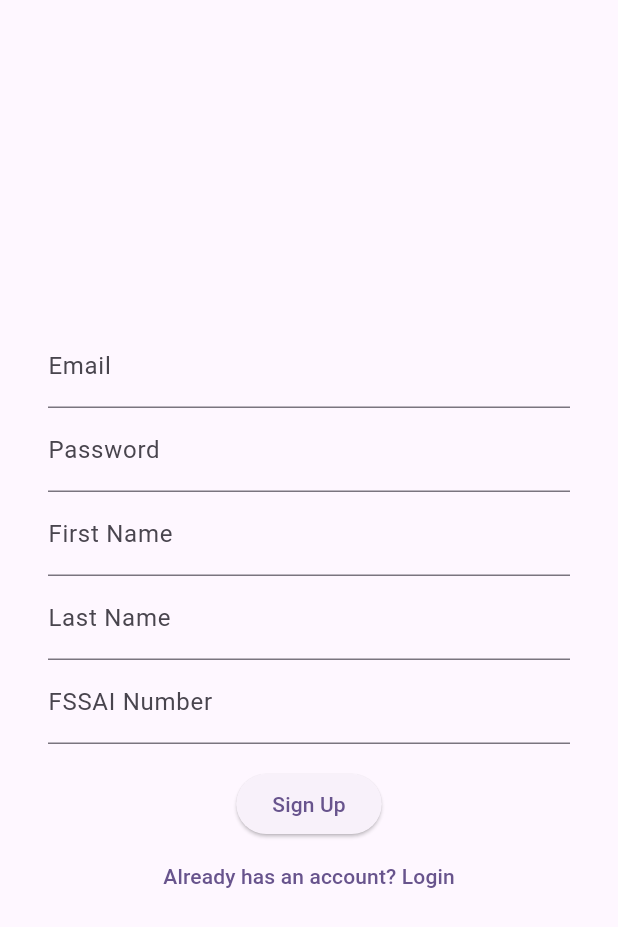
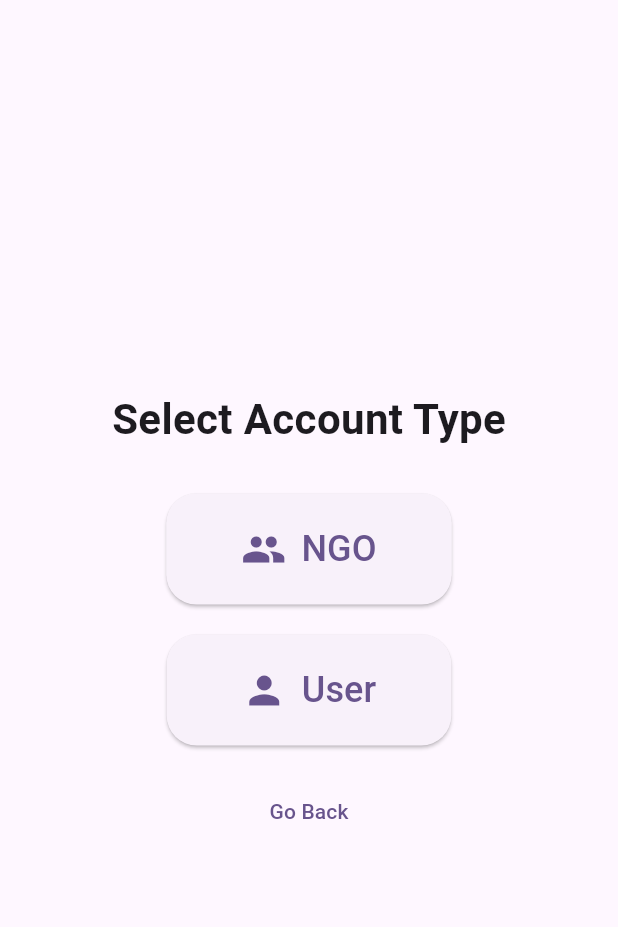
Before and after one commit to Arya-Nandakumar/AnnaHasta, a Flutter app: the screen it shows after launch, after a tap on "Sign up", on a phone screen of 412 x 824 dp. Shown: the top 927 px of the screen. Run offline on Flutter 3.47's test engine with Material 2 defaults, Android fonts, the light colour scheme and no system bars; our stand-ins replace cloud_firestore, firebase_auth, firebase_core, fluttertoast, quickalert and 1 more; missing offline and left inert: dart:ffi; accounts and stored records are empty.

Commit message:
Implemented User Types & Made Icon Adaptive

```diff
--- /dev/null
+++ b/lib/Screens/common/dec_signup.dart
@@ -0,0 +1,100 @@
+import 'package:flutter/material.dart';
+import 'package:annahasta/Screens/ngo/signup.dart';
+import 'package:annahasta/Screens/user/signup.dart';
+import 'package:annahasta/Screens/common/login.dart';
+
+class DSignUpPage extends StatelessWidget {
+  @override
+  Widget build(BuildContext context) {
+    return Scaffold(
+      body: Center(
+        child: Column(
+          mainAxisAlignment: MainAxisAlignment.center,
+          children: [
+            Text(
+              'Select Account Type',
+              style: TextStyle(fontSize: 28, fontWeight: FontWeight.bold),
+            ),
+            SizedBox(height: 30),
+            ElevatedButton(
+              onPressed: () {
+                 Navigator.pushReplacement(
+                    context,
+                    PageRouteBuilder(
+                      pageBuilder: (context, animation1, animation2) =>
+                          SignUpPage(),
+                      transitionDuration: Duration.zero,
+                      reverseTransitionDuration: Duration.zero,
+                    ),
+                  );
+              },
+              style: ElevatedButton.styleFrom(
+                shape: RoundedRectangleBorder(
+                  borderRadius: BorderRadius.circular(20.0),
+                ),
+                padding: EdgeInsets.symmetric(horizontal: 50, vertical: 20),
+              ),
+              child: Row(
+                mainAxisSize: MainAxisSize.min,
+                children: [
+                  Icon(Icons.group, size: 30),
+                  SizedBox(width: 10),
+                  Text(
+                    'NGO',
+                    style: TextStyle(fontSize: 24),
+                  ),
+                ],
+              ),
+            ),
+            SizedBox(height: 20),
+            ElevatedButton(
+              onPressed: () {
+                 Navigator.pushReplacement(
+                    context,
+                    PageRouteBuilder(
+                      pageBuilder: (context, animation1, animation2) =>
+                          SignUpPageU(),
+                      transitionDuration: Duration.zero,
+                      reverseTransitionDuration: Duration.zero,
+                    ),
+                  );
+              },
+              style: ElevatedButton.styleFrom(
+                shape: RoundedRectangleBorder(
+                  borderRadius: BorderRadius.circular(20.0),
+                ),
+                padding: EdgeInsets.symmetric(horizontal: 50, vertical: 20),
+              ),
+              child: Row(
+                mainAxisSize: MainAxisSize.min,
+                children: [
+                  Icon(Icons.person, size: 30),
+                  SizedBox(width: 10),
+                  Text(
+                    'User',
+                    style: TextStyle(fontSize: 24),
+                  ),
+                ],
+              ),
+            ),
+                        SizedBox(height: 20),
+            TextButton(
+                onPressed: () {
+                  Navigator.pushReplacement(
+                    context,
+                    PageRouteBuilder(
+                      pageBuilder: (context, animation1, animation2) =>
+                          SignInPage(),
+                      transitionDuration: Duration.zero,
+                      reverseTransitionDuration: Duration.zero,
+                    ),
+                  );
+                },
+                child: Text('Go Back'),
+              ),
+          ],
+        ),
+      ),
+    );
+  }
+}
--- a/lib/Screens/login.dart
+++ b/lib/Screens/common/login.dart
@@ -2,8 +2,8 @@ import 'package:annahasta/Screens/reset.dart';
 import 'package:flutter/material.dart';
 import 'package:firebase_auth/firebase_auth.dart';
 import 'package:shared_preferences/shared_preferences.dart';
-import 'package:annahasta/Screens/home.dart';
-import 'package:annahasta/Screens/SignUp.dart';
+import 'package:annahasta/Screens/ngo/home.dart';
+import 'package:annahasta/Screens/common/dec_signup.dart';
 import 'package:annahasta/Functions/decidepage.dart';
 import 'package:quickalert/quickalert.dart';
 
@@ -39,7 +39,7 @@ class _SignInPageState extends State<SignInPage> {
           .signInWithEmailAndPassword(email: email, password: password)
           .then((user) {
         Navigator.of(context).pushReplacement(
-            MaterialPageRoute(builder: (context) => HomePage()));
+            MaterialPageRoute(builder: (context) => VerifyCheckPage()));
       }).catchError((error) {
         print(error);
       });
@@ -91,6 +91,10 @@ class _SignInPageState extends State<SignInPage> {
             child: Column(
               mainAxisAlignment: MainAxisAlignment.center,
               children: <Widget>[
+                Image.asset(
+                  'assets/icon/logo_c.png',
+                  height: 150, // Set the height of the logo image
+                ),
                 TextFormField(
                   controller: _emailController,
                   validator: (value) {
@@ -149,7 +153,7 @@ class _SignInPageState extends State<SignInPage> {
                       context,
                       PageRouteBuilder(
                         pageBuilder: (context, animation1, animation2) =>
-                            SignUpPage(),
+                            DSignUpPage(),
                         transitionDuration: Duration.zero,
                         reverseTransitionDuration: Duration.zero,
                       ),
--- a/lib/Screens/profile.dart
+++ b/lib/Screens/common/profile.dart
@@ -2,7 +2,7 @@ import 'package:cloud_firestore/cloud_firestore.dart';
 import 'package:annahasta/models/user_model.dart';
 import 'package:firebase_auth/firebase_auth.dart';
 import 'package:flutter/material.dart';
-import 'package:annahasta/Screens/login.dart';
+import 'package:annahasta/Screens/common/login.dart';
 import 'package:shared_preferences/shared_preferences.dart';
 
 class ProfilePage extends StatefulWidget {
--- a/lib/Screens/home.dart
+++ b/lib/Screens/ngo/home.dart
@@ -1,9 +1,9 @@
 import 'package:flutter/material.dart';
 import 'package:annahasta/main.dart';
 import 'package:annahasta/Functions/bottomnav.dart';
-import 'package:annahasta/Screens/profile.dart';
+import 'package:annahasta/Screens/common/profile.dart';
 import 'package:annahasta/models/cont_model.dart';
-import '../models/remote_data_source/firestore_helper.dart';
+import '../../models/remote_data_source/firestore_helper.dart';
 
 class HomePage extends StatefulWidget {
   @override
--- a/lib/Screens/search.dart
+++ b/lib/Screens/ngo/search.dart
@@ -94,7 +94,7 @@ class _SearchPageState extends State<SearchPage> {
               _onSearchChanged();
             },
           )),
-      bottomNavigationBar: BottomNav(selectedIndex: 2),
+      bottomNavigationBar: BottomNav(selectedIndex: 1),
       body: ListView.builder(
           itemCount: _resultList.length,
           itemBuilder: (context, index) {
--- a/lib/Screens/signup.dart
+++ b/lib/Screens/ngo/signup.dart
@@ -1,4 +1,4 @@
-import 'package:annahasta/Screens/login.dart';
+import 'package:annahasta/Screens/common/login.dart';
 import 'package:annahasta/Screens/verify.dart';
 import 'package:cloud_firestore/cloud_firestore.dart';
 import 'package:firebase_auth/firebase_auth.dart';
@@ -118,8 +118,8 @@ class _SignUpPageState extends State<SignUpPage> {
                     ),
                   );
                 },
-                child: Text('Already has an account? Login'),
-              )
+                child: Text('Already have an account? Login'),
+              ),
             ],
           ),
         ),
--- a/lib/Screens/remindv.dart
+++ b/lib/Screens/remindv.dart
@@ -2,7 +2,7 @@ import 'package:cloud_firestore/cloud_firestore.dart';
 import 'package:annahasta/models/user_model.dart';
 import 'package:firebase_auth/firebase_auth.dart';
 import 'package:flutter/material.dart';
-import 'package:annahasta/Screens/login.dart';
+import 'package:annahasta/Screens/common/login.dart';
 import 'package:shared_preferences/shared_preferences.dart';
 
 class RemindVerifyPage extends StatefulWidget {
--- a/lib/Screens/contribute.dart
+++ b/lib/Screens/user/contribute.dart
@@ -7,7 +7,7 @@ import 'package:intl/intl.dart';
 import 'package:annahasta/models/cont_model.dart';
 import 'package:annahasta/models/remote_data_source/firestore_helper.dart';
 import 'package:fluttertoast/fluttertoast.dart';
-import 'package:annahasta/Screens/home.dart';
+import 'package:annahasta/Screens/ngo/home.dart';
 import 'package:annahasta/Functions/bottomnav.dart';
 
 class ContributePage extends StatefulWidget {
@@ -48,9 +48,7 @@ class _ContributePageState extends State<ContributePage> {
           elevation: 4,
           centerTitle: true,
           title: Text('Contribute'),
-          automaticallyImplyLeading: false,
         ),
-        bottomNavigationBar: BottomNav(selectedIndex: 1),
         body: Column(
           children: <Widget>[
             Padding(
--- a/lib/Screens/verify.dart
+++ b/lib/Screens/verify.dart
@@ -3,7 +3,7 @@ import 'dart:async';
 import 'package:cloud_firestore/cloud_firestore.dart';
 import 'package:firebase_auth/firebase_auth.dart';
 import 'package:flutter/material.dart';
-import 'package:annahasta/screens/login.dart';
+import 'package:annahasta/screens/common/login.dart';
 import 'package:fluttertoast/fluttertoast.dart';
 import 'package:annahasta/models/user_model.dart';
 
--- a/lib/main.dart
+++ b/lib/main.dart
@@ -1,4 +1,4 @@
-import 'package:annahasta/Screens/login.dart';
+import 'package:annahasta/Screens/common/login.dart';
 import 'package:firebase_core/firebase_core.dart';
 import 'package:flutter/material.dart';
 import 'package:annahasta/Functions/colorhex.dart';
```
Also changed, not shown: lib/Functions/bottomnav.dart (+14 -19 lines), lib/Functions/decidepage.dart (+9 -1 lines), lib/Screens/ngo/contribute.dart (added, +171 -0 lines), lib/Screens/user/home.dart (added, +98 -0 lines), lib/Screens/user/signup.dart (added, +188 -0 lines), pubspec.yaml (+16 -0 lines), assets/icon/background.png (added), assets/icon/foreground.png (added), assets/icon/logo.png, assets/icon/logo_c.png (added), pubspec.lock, 52 other files.
